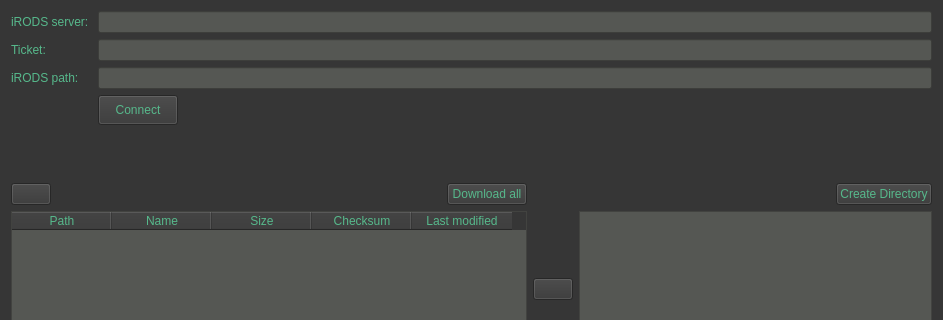
Old version of the form gui/ui-files/tabTicketAccess.ui in the repository iBridges-for-iRODS/iBridges; both pictures show x 0 to 943 and y 0 to 320 of the 943 by 728 pixel window.
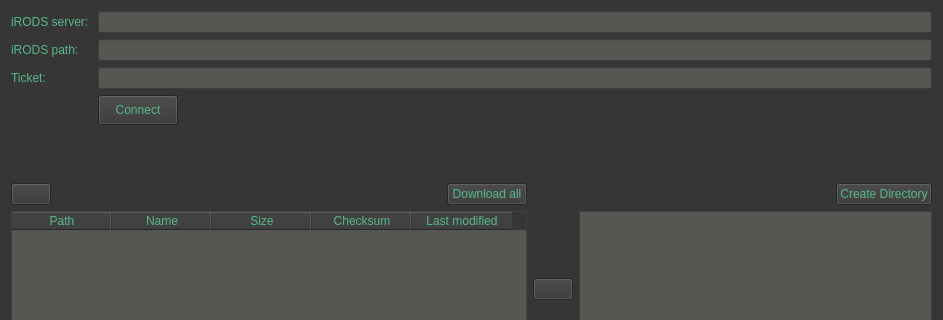
New version of the form. Icons and pictures are not drawn.

```diff
--- a/gui/ui-files/tabTicketAccess.ui
+++ b/gui/ui-files/tabTicketAccess.ui
@@ -59,25 +59,25 @@
       <widget class="QLineEdit" name="serverEdit"/>
      </item>
      <item row="1" column="0">
-      <widget class="QLabel" name="label">
-       <property name="text">
-        <string>Ticket:</string>
-       </property>
-      </widget>
-     </item>
-     <item row="1" column="1">
-      <widget class="QLineEdit" name="ticketEdit"/>
-     </item>
-     <item row="2" column="0">
       <widget class="QLabel" name="label_2">
        <property name="text">
         <string>iRODS path: </string>
        </property>
       </widget>
      </item>
-     <item row="2" column="1">
+     <item row="1" column="1">
       <widget class="QLineEdit" name="pathEdit"/>
      </item>
+     <item row="2" column="0">
+      <widget class="QLabel" name="label">
+       <property name="text">
+        <string>Ticket:</string>
+       </property>
+      </widget>
+     </item>
+     <item row="2" column="1">
+      <widget class="QLineEdit" name="ticketEdit"/>
+     </item>
      <item row="3" column="1">
       <layout class="QHBoxLayout" name="horizontalLayout">
        <item>
```
